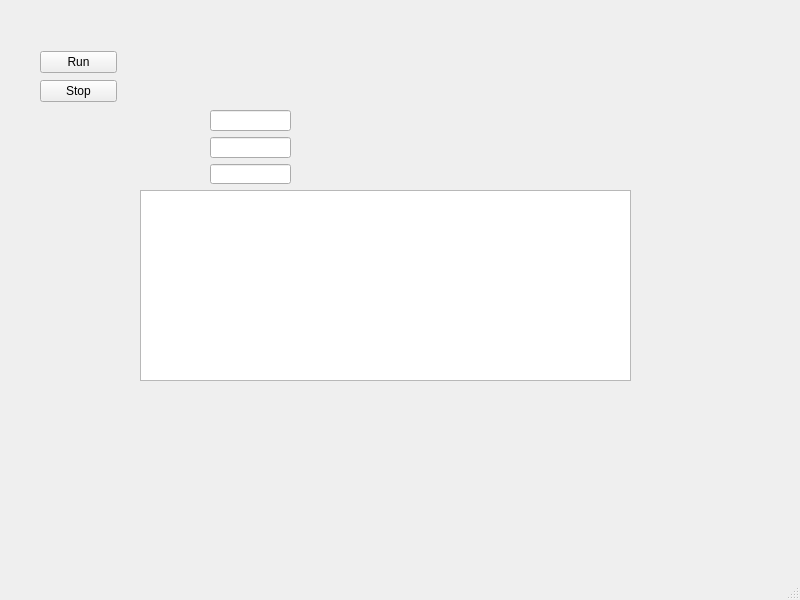
First picture: the form in daq/DAQgui/daq_interface.ui, repository acolijn/DT5550_DAQ, before the edit.
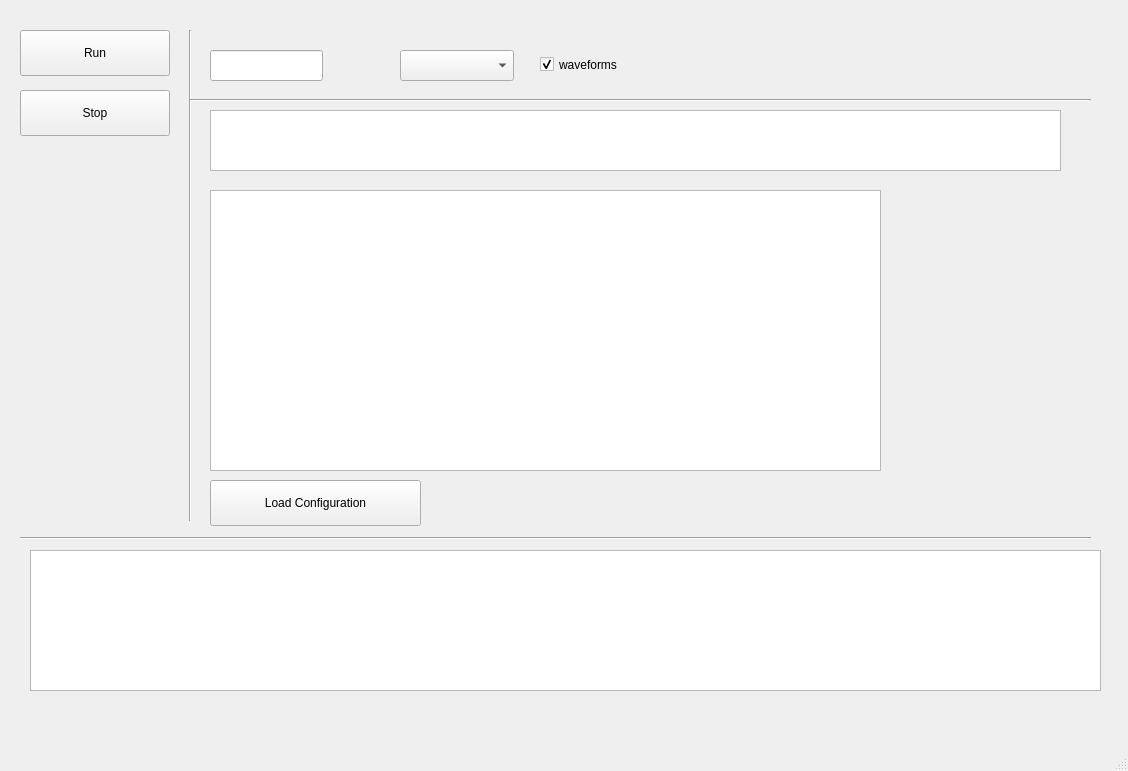
Second picture: the form after the edit.

What changed in the file:
```diff
--- a/daq/DAQgui/daq_interface.ui
+++ b/daq/DAQgui/daq_interface.ui
@@ -6,8 +6,8 @@
    <rect>
     <x>0</x>
     <y>0</y>
-    <width>800</width>
-    <height>600</height>
+    <width>1128</width>
+    <height>771</height>
    </rect>
   </property>
   <property name="windowTitle">
@@ -17,59 +17,146 @@
    <widget class="QTableWidget" name="detectorSettings">
     <property name="geometry">
      <rect>
-      <x>140</x>
+      <x>210</x>
       <y>190</y>
-      <width>491</width>
-      <height>191</height>
+      <width>671</width>
+      <height>281</height>
      </rect>
     </property>
    </widget>
-   <widget class="QWidget" name="">
-    <property name="geometry">
-     <rect>
-      <x>40</x>
-      <y>50</y>
-      <width>77</width>
-      <height>54</height>
-     </rect>
-    </property>
-    <layout class="QVBoxLayout" name="verticalLayout">
-     <item>
-      <widget class="QPushButton" name="run_start">
-       <property name="text">
-        <string>Run</string>
-       </property>
-      </widget>
-     </item>
-     <item>
-      <widget class="QPushButton" name="run_stop">
-       <property name="text">
-        <string>Stop</string>
-       </property>
-      </widget>
-     </item>
-    </layout>
-   </widget>
-   <widget class="QWidget" name="">
+   <widget class="QTableWidget" name="globalSettings">
     <property name="geometry">
      <rect>
       <x>210</x>
       <y>110</y>
-      <width>81</width>
-      <height>74</height>
+      <width>851</width>
+      <height>61</height>
      </rect>
     </property>
-    <layout class="QVBoxLayout" name="verticalLayout_2">
-     <item>
-      <widget class="QLineEdit" name="lineEdit_3"/>
-     </item>
-     <item>
-      <widget class="QLineEdit" name="lineEdit_2"/>
-     </item>
-     <item>
-      <widget class="QLineEdit" name="lineEdit"/>
-     </item>
-    </layout>
+   </widget>
+   <widget class="QPushButton" name="run_stop">
+    <property name="geometry">
+     <rect>
+      <x>20</x>
+      <y>90</y>
+      <width>150</width>
+      <height>46</height>
+     </rect>
+    </property>
+    <property name="text">
+     <string>Stop</string>
+    </property>
+   </widget>
+   <widget class="QPushButton" name="run_start">
+    <property name="geometry">
+     <rect>
+      <x>20</x>
+      <y>30</y>
+      <width>150</width>
+      <height>46</height>
+     </rect>
+    </property>
+    <property name="text">
+     <string>Run</string>
+    </property>
+   </widget>
+   <widget class="QPushButton" name="loadConfig">
+    <property name="geometry">
+     <rect>
+      <x>210</x>
+      <y>480</y>
+      <width>211</width>
+      <height>46</height>
+     </rect>
+    </property>
+    <property name="text">
+     <string>Load Configuration</string>
+    </property>
+   </widget>
+   <widget class="Line" name="line">
+    <property name="geometry">
+     <rect>
+      <x>180</x>
+      <y>30</y>
+      <width>20</width>
+      <height>491</height>
+     </rect>
+    </property>
+    <property name="orientation">
+     <enum>Qt::Vertical</enum>
+    </property>
+   </widget>
+   <widget class="Line" name="line_2">
+    <property name="geometry">
+     <rect>
+      <x>20</x>
+      <y>530</y>
+      <width>1071</width>
+      <height>16</height>
+     </rect>
+    </property>
+    <property name="orientation">
+     <enum>Qt::Horizontal</enum>
+    </property>
+   </widget>
+   <widget class="QTextBrowser" name="textBrowser">
+    <property name="geometry">
+     <rect>
+      <x>30</x>
+      <y>550</y>
+      <width>1071</width>
+      <height>141</height>
+     </rect>
+    </property>
+   </widget>
+   <widget class="Line" name="line_3">
+    <property name="geometry">
+     <rect>
+      <x>190</x>
+      <y>90</y>
+      <width>901</width>
+      <height>21</height>
+     </rect>
+    </property>
+    <property name="orientation">
+     <enum>Qt::Horizontal</enum>
+    </property>
+   </widget>
+   <widget class="QComboBox" name="sourceSelect">
+    <property name="geometry">
+     <rect>
+      <x>400</x>
+      <y>50</y>
+      <width>114</width>
+      <height>31</height>
+     </rect>
+    </property>
+   </widget>
+   <widget class="QLineEdit" name="numberOfEvents">
+    <property name="geometry">
+     <rect>
+      <x>210</x>
+      <y>50</y>
+      <width>113</width>
+      <height>31</height>
+     </rect>
+    </property>
+   </widget>
+   <widget class="QCheckBox" name="storeWaveforms">
+    <property name="geometry">
+     <rect>
+      <x>540</x>
+      <y>50</y>
+      <width>151</width>
+      <height>29</height>
+     </rect>
+    </property>
+    <property name="text">
+     <string>waveforms</string>
+    </property>
+    <property name="checked">
+     <bool>true</bool>
+    </property>
    </widget>
   </widget>
   <widget class="QMenuBar" name="menubar">
```
Left out of the diff: 4 changed lines with no effect on the pictures.
